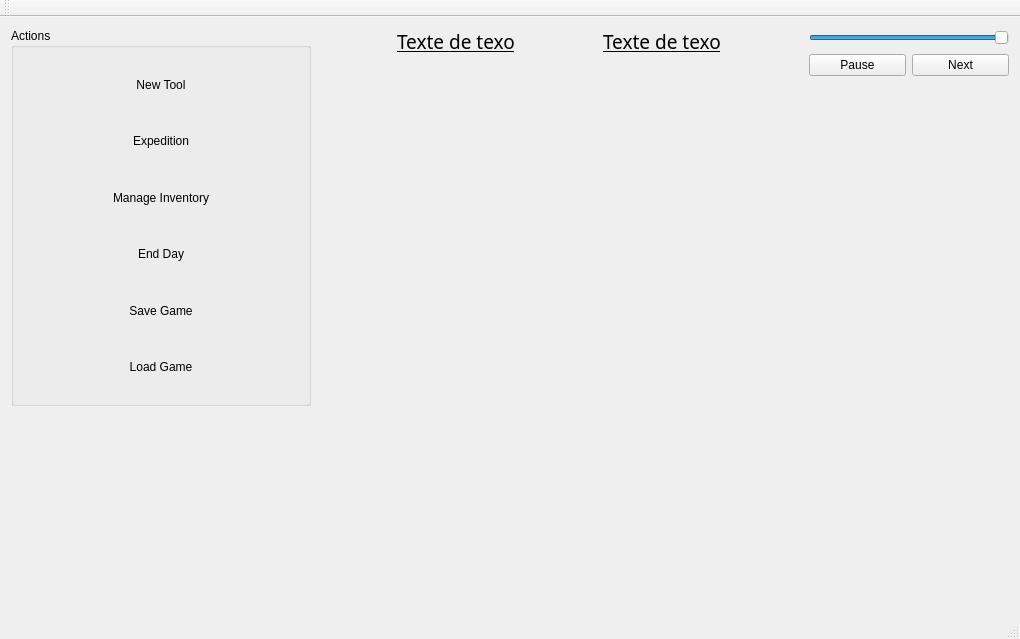
This is Blacksmither/maingame.ui in mathiashemmer/Blacksmith as Qt 5 draws it before an edit. The edited form follows.
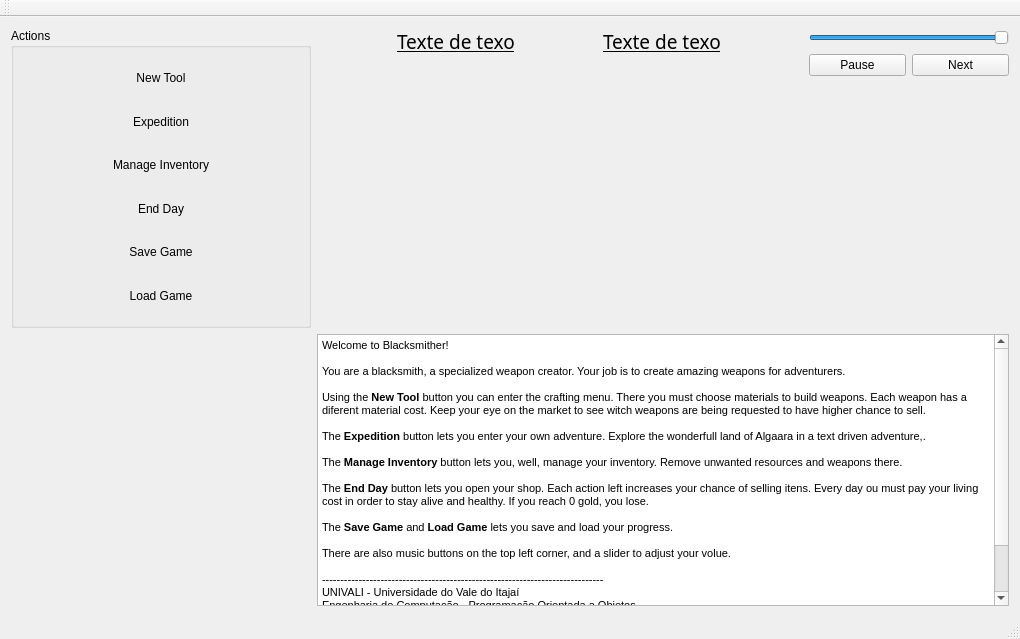
This is the edited form. Icons and pictures are not drawn.

```diff
--- a/Blacksmither/maingame.ui
+++ b/Blacksmither/maingame.ui
@@ -443,6 +443,39 @@
       </item>
      </layout>
     </item>
+    <item row="3" column="2">
+     <widget class="QTextBrowser" name="textBrowser">
+      <property name="html">
+       <string>&lt;!DOCTYPE HTML PUBLIC &quot;-//W3C//DTD HTML 4.0//EN&quot; &quot;http://www.w3.org/TR/REC-html40/strict.dtd&quot;&gt;
+&lt;html&gt;&lt;head&gt;&lt;meta name=&quot;qrichtext&quot; content=&quot;1&quot; /&gt;&lt;style type=&quot;text/css&quot;&gt;
+p, li { white-space: pre-wrap; }
+&lt;/style&gt;&lt;/head&gt;&lt;body style=&quot; font-family:'MS Shell Dlg 2'; font-size:8.25pt; font-weight:400; font-style:normal;&quot;&gt;
+&lt;p style=&quot; margin-top:0px; margin-bottom:0px; margin-left:0px; margin-right:0px; -qt-block-indent:0; text-indent:0px;&quot;&gt;Welcome to Blacksmither!&lt;/p&gt;
+&lt;p style=&quot;-qt-paragraph-type:empty; margin-top:0px; margin-bottom:0px; margin-left:0px; margin-right:0px; -qt-block-indent:0; text-indent:0px;&quot;&gt;&lt;br /&gt;&lt;/p&gt;
+&lt;p style=&quot; margin-top:0px; margin-bottom:0px; margin-left:0px; margin-right:0px; -qt-block-indent:0; text-indent:0px;&quot;&gt;You are a blacksmith, a specialized weapon creator. Your job is to create amazing weapons for adventurers.&lt;/p&gt;
+&lt;p style=&quot;-qt-paragraph-type:empty; margin-top:0px; margin-bottom:0px; margin-left:0px; margin-right:0px; -qt-block-indent:0; text-indent:0px;&quot;&gt;&lt;br /&gt;&lt;/p&gt;
+&lt;p style=&quot; margin-top:0px; margin-bottom:0px; margin-left:0px; margin-right:0px; -qt-block-indent:0; text-indent:0px;&quot;&gt;Using the &lt;span style=&quot; font-weight:600;&quot;&gt;New Tool&lt;/span&gt; button you can enter the crafting menu. There you must choose materials to build weapons. Each weapon has a diferent material cost. Keep your eye on the market to see witch weapons are being requested to have higher chance to sell.&lt;/p&gt;
+&lt;p style=&quot;-qt-paragraph-type:empty; margin-top:0px; margin-bottom:0px; margin-left:0px; margin-right:0px; -qt-block-indent:0; text-indent:0px;&quot;&gt;&lt;br /&gt;&lt;/p&gt;
+&lt;p style=&quot; margin-top:0px; margin-bottom:0px; margin-left:0px; margin-right:0px; -qt-block-indent:0; text-indent:0px;&quot;&gt;The &lt;span style=&quot; font-weight:600;&quot;&gt;Expedition &lt;/span&gt;button lets you enter your own adventure. Explore the wonderfull land of Algaara in a text driven adventure,.&lt;/p&gt;
+&lt;p style=&quot;-qt-paragraph-type:empty; margin-top:0px; margin-bottom:0px; margin-left:0px; margin-right:0px; -qt-block-indent:0; text-indent:0px;&quot;&gt;&lt;br /&gt;&lt;/p&gt;
+&lt;p style=&quot; margin-top:0px; margin-bottom:0px; margin-left:0px; margin-right:0px; -qt-block-indent:0; text-indent:0px;&quot;&gt;The &lt;span style=&quot; font-weight:600;&quot;&gt;Manage Inventory &lt;/span&gt;button lets you, well, manage your inventory. Remove unwanted resources and weapons there.&lt;/p&gt;
+&lt;p style=&quot;-qt-paragraph-type:empty; margin-top:0px; margin-bottom:0px; margin-left:0px; margin-right:0px; -qt-block-indent:0; text-indent:0px;&quot;&gt;&lt;br /&gt;&lt;/p&gt;
+&lt;p style=&quot; margin-top:0px; margin-bottom:0px; margin-left:0px; margin-right:0px; -qt-block-indent:0; text-indent:0px;&quot;&gt;The &lt;span style=&quot; font-weight:600;&quot;&gt;End Day&lt;/span&gt; button lets you open your shop. Each action left increases your chance of selling itens. Every day ou must pay your living cost in order to stay alive and healthy. If you reach 0 gold, you lose.&lt;/p&gt;
+&lt;p style=&quot;-qt-paragraph-type:empty; margin-top:0px; margin-bottom:0px; margin-left:0px; margin-right:0px; -qt-block-indent:0; text-indent:0px;&quot;&gt;&lt;br /&gt;&lt;/p&gt;
+&lt;p style=&quot; margin-top:0px; margin-bottom:0px; margin-left:0px; margin-right:0px; -qt-block-indent:0; text-indent:0px;&quot;&gt;The &lt;span style=&quot; font-weight:600;&quot;&gt;Save Game &lt;/span&gt;and &lt;span style=&quot; font-weight:600;&quot;&gt;Load Game&lt;/span&gt; lets you save and load your progress.&lt;/p&gt;
+&lt;p style=&quot;-qt-paragraph-type:empty; margin-top:0px; margin-bottom:0px; margin-left:0px; margin-right:0px; -qt-block-indent:0; text-indent:0px;&quot;&gt;&lt;br /&gt;&lt;/p&gt;
+&lt;p style=&quot; margin-top:0px; margin-bottom:0px; margin-left:0px; margin-right:0px; -qt-block-indent:0; text-indent:0px;&quot;&gt;There are also music buttons on the top left corner, and a slider to adjust your volue.&lt;/p&gt;
+&lt;p style=&quot;-qt-paragraph-type:empty; margin-top:0px; margin-bottom:0px; margin-left:0px; margin-right:0px; -qt-block-indent:0; text-indent:0px;&quot;&gt;&lt;br /&gt;&lt;/p&gt;
+&lt;p style=&quot; margin-top:0px; margin-bottom:0px; margin-left:0px; margin-right:0px; -qt-block-indent:0; text-indent:0px;&quot;&gt;-----------------------------------------------------------------------------&lt;/p&gt;
+&lt;p style=&quot; margin-top:0px; margin-bottom:0px; margin-left:0px; margin-right:0px; -qt-block-indent:0; text-indent:0px;&quot;&gt;UNIVALI - Universidade do Vale do Itajaí&lt;/p&gt;
+&lt;p style=&quot; margin-top:0px; margin-bottom:0px; margin-left:0px; margin-right:0px; -qt-block-indent:0; text-indent:0px;&quot;&gt;Engenharia de Computação - Programação Orientada a Objetos&lt;/p&gt;
+&lt;p style=&quot; margin-top:0px; margin-bottom:0px; margin-left:0px; margin-right:0px; -qt-block-indent:0; text-indent:0px;&quot;&gt;Acadêmicos:&lt;/p&gt;
+&lt;p style=&quot; margin-top:0px; margin-bottom:0px; margin-left:0px; margin-right:0px; -qt-block-indent:0; text-indent:0px;&quot;&gt;	Mathias Hemmer&lt;/p&gt;
+&lt;p style=&quot; margin-top:0px; margin-bottom:0px; margin-left:0px; margin-right:0px; -qt-block-indent:0; text-indent:0px;&quot;&gt;	Kaio Felipe Reis&lt;/p&gt;
+&lt;p style=&quot; margin-top:0px; margin-bottom:0px; margin-left:0px; margin-right:0px; -qt-block-indent:0; text-indent:0px;&quot;&gt;	Cecilia Moraes&lt;/p&gt;&lt;/body&gt;&lt;/html&gt;</string>
+      </property>
+     </widget>
+    </item>
    </layout>
   </widget>
   <widget class="QMenuBar" name="menuBar">
```
Left out of the diff: 6 changed lines with no effect on the pictures.
